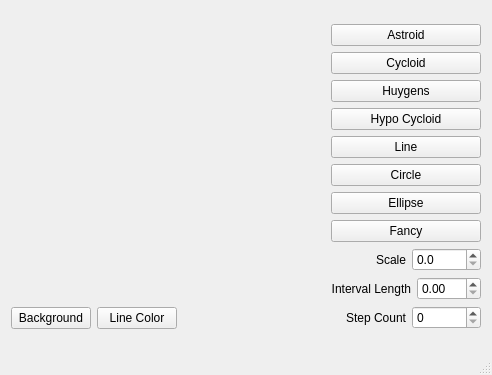
Old version of the form QtCurves/mainwindow.ui in the repository mateusmb/QtCurves.
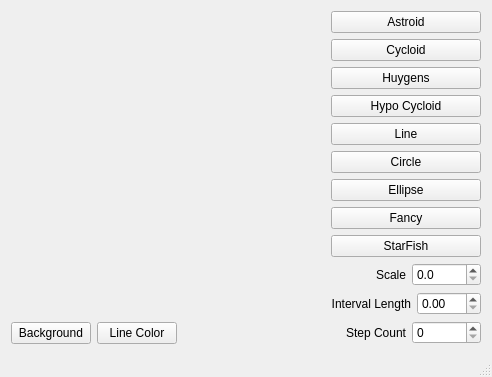
New version of the form. Custom widgets are drawn as their Qt base class.

Commit message: Drawing a star fish

```diff
--- a/QtCurves/mainwindow.ui
+++ b/QtCurves/mainwindow.ui
@@ -111,6 +111,13 @@
         </property>
        </widget>
       </item>
+      <item>
+       <widget class="QPushButton" name="btnStarFish">
+        <property name="text">
+         <string>StarFish</string>
+        </property>
+       </widget>
+      </item>
       <item>
        <layout class="QHBoxLayout" name="horizontalLayout">
         <item>
```
The commit also changes 11 other files.
